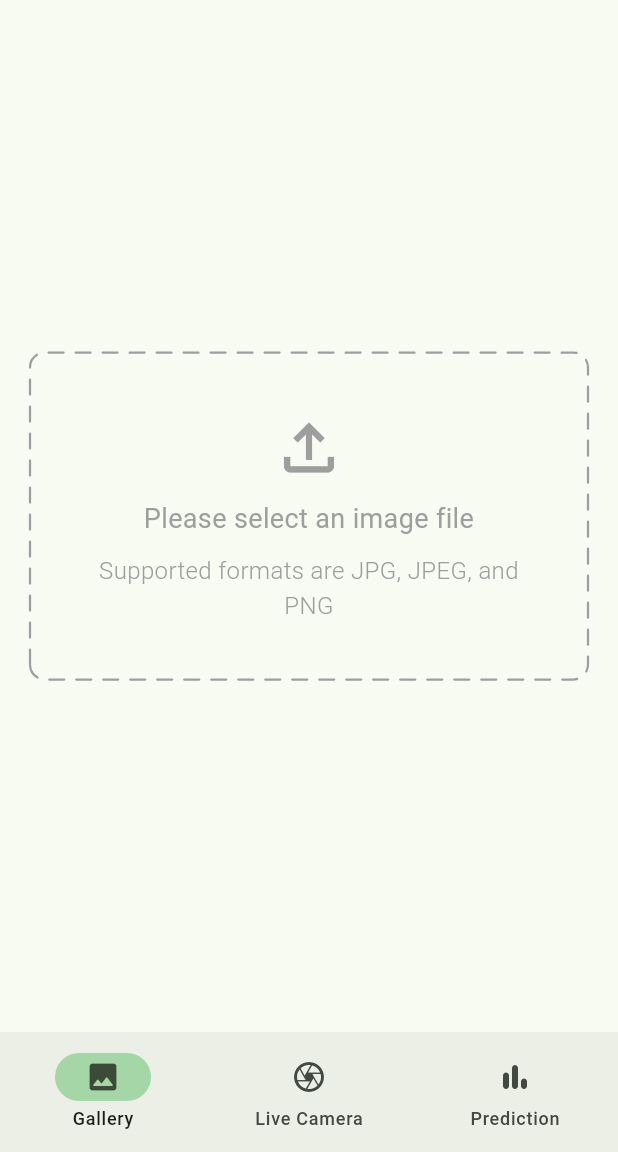
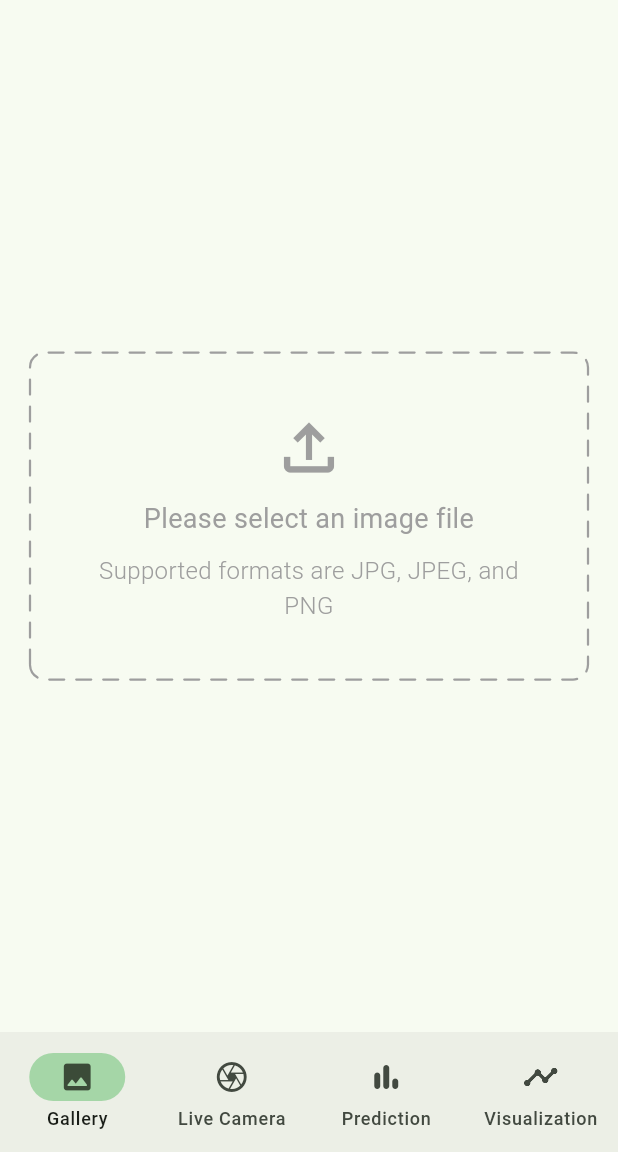
Before and after one commit to tejas-su/cardamom_care, a Flutter app: the screen it shows after launch, on a phone screen of 412 x 824 dp, the part 84-1236 px from its top. Run offline on Flutter 3.47's test engine with Material 3 defaults, Android fonts, the phone set to English and light mode, and no system bars; drawn by our look-alikes of dotted_border; our stand-ins replace camera, equatable, flutter_bloc, image_picker; missing offline and left inert: flutter_tensorflow_lite.

Commit message:
Added dependencies and updated the dispose method and added new screens

```diff
--- a/lib/screens/gallery.dart
+++ b/lib/screens/gallery.dart
@@ -12,27 +12,42 @@ class GalleryScreen extends StatelessWidget {
   @override
   Widget build(BuildContext context) {
     return Scaffold(
-      floatingActionButton: BlocBuilder<ClassifyBloc, ClassifyState>(
-        builder: (context, state) {
-          return switch (state) {
-            ClassifyInitialState() => SizedBox.shrink(),
-            ClassifyingState() => SizedBox.shrink(),
-            ClassifiedState() => FloatingActionButton(
-                onPressed: () =>
-                    context.read<ClassifyBloc>().add(OnRefreshEvent()),
-                backgroundColor: Colors.green.shade100,
-                elevation: 0,
-                child: Icon(Icons.refresh),
+      appBar: AppBar(
+        backgroundColor: Colors.green.shade100,
+        title: const Text(
+          'CardamomCare',
+          style: TextStyle(fontWeight: FontWeight.w500),
+        ),
+        actions: [
+          Builder(builder: (context) {
+            return IconButton(
+              onPressed: () => Scaffold.of(context).openEndDrawer(),
+              icon: const Icon(Icons.info_outline_rounded),
+            );
+          })
+        ],
+      ),
+      endDrawer: Drawer(
+        shape: const Border(),
+        width: MediaQuery.sizeOf(context).width,
+        child: const Column(
+          mainAxisAlignment: MainAxisAlignment.center,
+          children: [
+            Text('Powered By'),
+            Image(
+              image: AssetImage('assets/images/tfl_logo.png'),
+              color: Colors.black,
+            ),
+            Padding(
+              padding: EdgeInsets.all(20.0),
+              child: Text(
+                '@tejas-su @abhay_prabhu @jyothis @dayanand_shenoy',
+                textAlign: TextAlign.center,
+                style: TextStyle(color: Colors.black26),
               ),
-            ErrorState() => FloatingActionButton(
-                onPressed: () =>
-                    context.read<ClassifyBloc>().add(OnRefreshEvent()),
-                backgroundColor: Colors.green.shade100,
-                elevation: 0,
-                child: Icon(Icons.refresh),
-              ),
-          };
-        },
+            ),
+          ],
+        ),
       ),
       body: Column(
         children: [
@@ -66,10 +81,21 @@ class GalleryScreen extends StatelessWidget {
                     child: Center(
                       child: Padding(
                         padding: const EdgeInsets.all(20.0),
-                        child: Text(
-                          textAlign: TextAlign.center,
-                          'Something went wrong',
-                          style: TextStyle(fontSize: 20),
+                        child: Column(
+                          mainAxisSize: MainAxisSize.min,
+                          children: [
+                            Text(
+                              textAlign: TextAlign.center,
+                              'Something went wrong',
+                              style: TextStyle(fontSize: 20),
+                            ),
+                            SizedBox(height: 10),
+                            IconButton(
+                                onPressed: () => context
+                                    .read<ClassifyBloc>()
+                                    .add(OnRefreshEvent()),
+                                icon: Icon(Icons.refresh_rounded))
+                          ],
                         ),
                       ),
                     ),
--- a/lib/screens/home_screen.dart
+++ b/lib/screens/home_screen.dart
@@ -1,4 +1,5 @@
 import 'package:camera/camera.dart';
+import 'package:cardamom_care/screens/visualization_screen.dart';
 import 'package:flutter/material.dart';
 import 'package:flutter_bloc/flutter_bloc.dart';
 import '../cubit/navigation_cubit.dart';
@@ -20,51 +21,13 @@ class HomeScreen extends StatelessWidget {
         cameraDescription: cameraDescription,
       ),
       const Price(),
+      const VisualizationScreen(),
     ];
-    return Scaffold(
-        appBar: AppBar(
-          backgroundColor: Colors.green.shade100,
-          title: const Text(
-            'CardamomCare',
-            style: TextStyle(fontWeight: FontWeight.w500),
-          ),
-          actions: [
-            Builder(builder: (context) {
-              return IconButton(
-                onPressed: () => Scaffold.of(context).openEndDrawer(),
-                icon: const Icon(Icons.info_outline_rounded),
-              );
-            })
-          ],
-        ),
-        endDrawer: Drawer(
-          shape: const Border(),
-          width: MediaQuery.sizeOf(context).width,
-          child: const Column(
-            mainAxisAlignment: MainAxisAlignment.center,
-            children: [
-              Text('Powered By'),
-              Image(
-                image: AssetImage('assets/images/tfl_logo.png'),
-                color: Colors.black,
-              ),
-              Padding(
-                padding: EdgeInsets.all(20.0),
-                child: Text(
-                  '@tejas-su @abhay_prabhu @jyothis @dayanand_shenoy',
-                  textAlign: TextAlign.center,
-                  style: TextStyle(color: Colors.black26),
-                ),
-              ),
-            ],
-          ),
-        ),
-        body: BlocBuilder<NavigationCubit, int>(
+    return Scaffold(body: BlocBuilder<NavigationCubit, int>(
       builder: (context, selectedIndex) {
         return Center(child: screens[selectedIndex]);
       },
-        ),
-        bottomNavigationBar: BlocBuilder<NavigationCubit, int>(
+    ), bottomNavigationBar: BlocBuilder<NavigationCubit, int>(
       builder: (context, selectedIndex) {
         return NavigationBar(
           indicatorColor: Colors.green.shade200,
@@ -85,6 +48,10 @@ class HomeScreen extends StatelessWidget {
                 selectedIcon: Icon(Icons.bar_chart_rounded),
                 icon: Icon(Icons.bar_chart_rounded),
                 label: 'Prediction'),
+            NavigationDestination(
+                selectedIcon: Icon(Icons.timeline_rounded),
+                icon: Icon(Icons.timeline_rounded),
+                label: 'Visualization'),
           ],
         );
       },
--- a/pubspec.yaml
+++ b/pubspec.yaml
@@ -18,10 +18,13 @@ dependencies:
   cupertino_icons: ^1.0.8
   google_fonts: ^6.2.1
   equatable: ^2.0.6
-  flutter_bloc: ^8.1.6
+  flutter_bloc: ^9.1.0
   camera: ^0.11.0+2
   image: ^4.5.2
   dotted_border: ^2.1.0
+  hive_flutter: ^1.1.0
+  http: ^1.3.0
+  flutter_markdown: ^0.7.7
 
 dev_dependencies:
   flutter_test:
```
Also changed, not shown: lib/screens/camera_screen.dart (+44 -1 lines), lib/screens/price_screen.dart (+20 -72 lines), lib/screens/visualization_screen.dart (added, +10 -0 lines), lib/widgets/results.dart (+14 -0 lines), pubspec.lock, 4 other files. Lines whose indentation alone changed are shown as unchanged.
